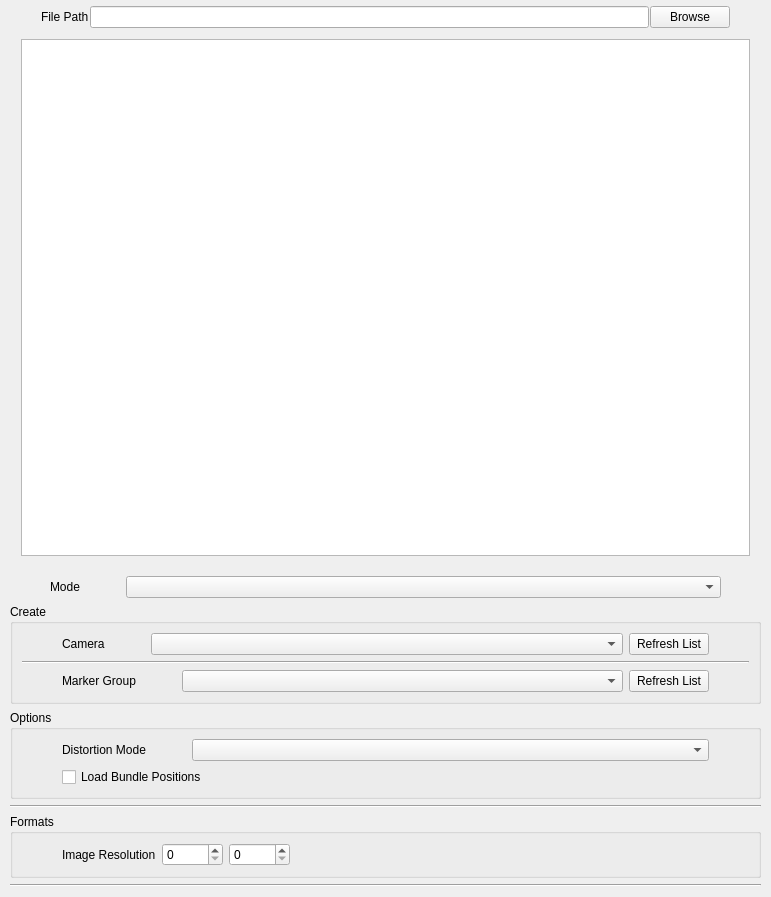
Before: the Qt Designer form python/mmSolver/tools/loadmarker/ui/loadmarker_layout.ui in david-cattermole/mayaMatchMoveSolver, drawn with Qt 5.
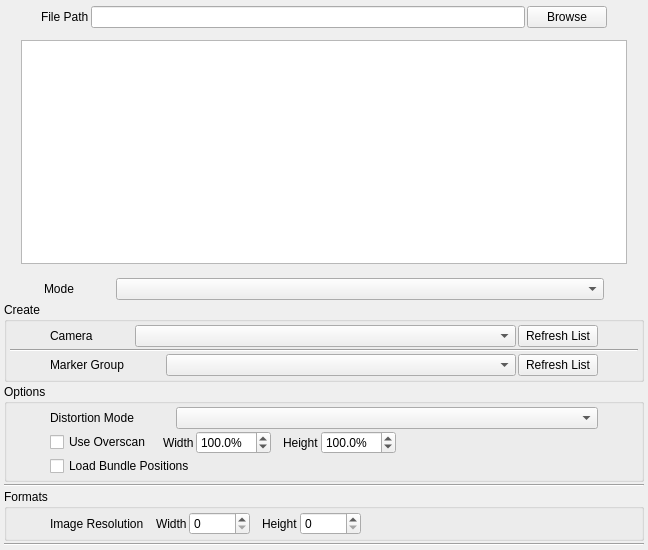
After: the same form once the commit is applied.

Commit message: Added calculation of overscan to Load Marker UI. Added support for UV Track format version 4.

```diff
--- a/python/mmSolver/tools/loadmarker/ui/loadmarker_layout.ui
+++ b/python/mmSolver/tools/loadmarker/ui/loadmarker_layout.ui
@@ -6,8 +6,8 @@
    <rect>
     <x>0</x>
     <y>0</y>
-    <width>771</width>
-    <height>897</height>
+    <width>648</width>
+    <height>550</height>
    </rect>
   </property>
   <property name="windowTitle">
@@ -22,6 +22,9 @@
    </property>
    <item>
     <layout class="QVBoxLayout" name="verticalLayout" stretch="0,0,0,0,0">
+     <property name="spacing">
+      <number>2</number>
+     </property>
      <item>
       <spacer name="verticalSpacer">
        <property name="orientation">
@@ -167,10 +170,19 @@
    <item>
     <layout class="QVBoxLayout" name="loadoptions_verticalLayout">
      <property name="spacing">
-      <number>6</number>
+      <number>2</number>
      </property>
-     <property name="margin">
-      <number>9</number>
+     <property name="leftMargin">
+      <number>3</number>
+     </property>
+     <property name="topMargin">
+      <number>3</number>
+     </property>
+     <property name="rightMargin">
+      <number>3</number>
+     </property>
+     <property name="bottomMargin">
+      <number>3</number>
      </property>
      <item>
       <layout class="QHBoxLayout" name="loadMode_horizontalLayout">
@@ -247,6 +259,21 @@
         <string>Create</string>
        </property>
        <layout class="QVBoxLayout" name="verticalLayout_2">
+        <property name="spacing">
+         <number>2</number>
+        </property>
+        <property name="leftMargin">
+         <number>3</number>
+        </property>
+        <property name="topMargin">
+         <number>3</number>
+        </property>
+        <property name="rightMargin">
+         <number>3</number>
+        </property>
+        <property name="bottomMargin">
+         <number>3</number>
+        </property>
         <item>
          <layout class="QHBoxLayout" name="camera_horizontalLayout">
           <item>
@@ -415,6 +442,21 @@
         <string>Options</string>
        </property>
        <layout class="QVBoxLayout" name="verticalLayout_5">
+        <property name="spacing">
+         <number>2</number>
+        </property>
+        <property name="leftMargin">
+         <number>3</number>
+        </property>
+        <property name="topMargin">
+         <number>3</number>
+        </property>
+        <property name="rightMargin">
+         <number>3</number>
+        </property>
+        <property name="bottomMargin">
+         <number>3</number>
+        </property>
         <item>
          <layout class="QHBoxLayout" name="distortionMode_horizontalLayout">
           <item>
@@ -484,6 +526,139 @@
           </item>
          </layout>
         </item>
+        <item>
+         <layout class="QHBoxLayout" name="overscan_horizontalLayout">
+          <item>
+           <spacer name="horizontalSpacer_21">
+            <property name="orientation">
+             <enum>Qt::Horizontal</enum>
+            </property>
+            <property name="sizeType">
+             <enum>QSizePolicy::Minimum</enum>
+            </property>
+            <property name="sizeHint" stdset="0">
+             <size>
+              <width>40</width>
+              <height>20</height>
+             </size>
+            </property>
+           </spacer>
+          </item>
+          <item>
+           <widget class="QCheckBox" name="overscan_checkBox">
+            <property name="text">
+             <string>Use Overscan</string>
+            </property>
+           </widget>
+          </item>
+          <item>
+           <spacer name="horizontalSpacer_25">
+            <property name="orientation">
+             <enum>Qt::Horizontal</enum>
+            </property>
+            <property name="sizeType">
+             <enum>QSizePolicy::Preferred</enum>
+            </property>
+            <property name="sizeHint" stdset="0">
+             <size>
+              <width>10</width>
+              <height>20</height>
+             </size>
+            </property>
+           </spacer>
+          </item>
+          <item>
+           <widget class="QLabel" name="overscanX_label">
+            <property name="text">
+             <string>Width</string>
+            </property>
+           </widget>
+          </item>
+          <item>
+           <widget class="QDoubleSpinBox" name="overscanX_doubleSpinBox">
+            <property name="suffix">
+             <string>%</string>
+            </property>
+            <property name="decimals">
+             <number>1</number>
+            </property>
+            <property name="minimum">
+             <double>1.000000000000000</double>
+            </property>
+            <property name="maximum">
+             <double>1000.000000000000000</double>
+            </property>
+            <property name="singleStep">
+             <double>5.000000000000000</double>
+            </property>
+            <property name="value">
+             <double>100.000000000000000</double>
+            </property>
+           </widget>
+          </item>
+          <item>
+           <spacer name="horizontalSpacer_20">
+            <property name="orientation">
+             <enum>Qt::Horizontal</enum>
+            </property>
+            <property name="sizeType">
+             <enum>QSizePolicy::Preferred</enum>
+            </property>
+            <property name="sizeHint" stdset="0">
+             <size>
+              <width>10</width>
+              <height>20</height>
+             </size>
+            </property>
+           </spacer>
+          </item>
+          <item>
+           <widget class="QLabel" name="overscanY_label">
+            <property name="text">
+             <string>Height</string>
+            </property>
+           </widget>
+          </item>
+          <item>
+           <widget class="QDoubleSpinBox" name="overscanY_doubleSpinBox">
+            <property name="suffix">
+             <string>%</string>
+            </property>
+            <property name="decimals">
+             <number>1</number>
+            </property>
+            <property name="minimum">
+             <double>1.000000000000000</double>
+            </property>
+            <property name="maximum">
+             <double>1000.000000000000000</double>
+            </property>
+            <property name="singleStep">
+             <double>5.000000000000000</double>
+            </property>
+            <property name="value">
+             <double>100.000000000000000</double>
+            </property>
+           </widget>
+          </item>
+          <item>
+           <spacer name="horizontalSpacer_22">
+            <property name="orientation">
+             <enum>Qt::Horizontal</enum>
+            </property>
+            <property name="sizeType">
+             <enum>QSizePolicy::Expanding</enum>
+            </property>
+            <property name="sizeHint" stdset="0">
+             <size>
+              <width>40</width>
+              <height>20</height>
+             </size>
+            </property>
+           </spacer>
+          </item>
+         </layout>
+        </item>
         <item>
          <layout class="QHBoxLayout" name="loadBndPositions_horizontalLayout">
           <item>
@@ -543,6 +718,21 @@
         <string>Formats</string>
        </property>
        <layout class="QVBoxLayout" name="verticalLayout_3">
+        <property name="spacing">
+         <number>2</number>
+        </property>
+        <property name="leftMargin">
+         <number>3</number>
+        </property>
+        <property name="topMargin">
+         <number>3</number>
+        </property>
+        <property name="rightMargin">
+         <number>3</number>
+        </property>
+        <property name="bottomMargin">
+         <number>3</number>
+        </property>
         <item>
          <layout class="QHBoxLayout" name="imageRes_horizontalLayout">
           <item>
@@ -562,12 +752,35 @@
            </spacer>
           </item>
           <item>
-           <widget class="QLabel" name="imageResWidth_label">
+           <widget class="QLabel" name="imageRes_label">
             <property name="text">
              <string>Image Resolution</string>
             </property>
            </widget>
           </item>
+          <item>
+           <spacer name="horizontalSpacer_26">
+            <property name="orientation">
+             <enum>Qt::Horizontal</enum>
+            </property>
+            <property name="sizeType">
+             <enum>QSizePolicy::Preferred</enum>
+            </property>
+            <property name="sizeHint" stdset="0">
+             <size>
+              <width>10</width>
+              <height>20</height>
+             </size>
+            </property>
+           </spacer>
+          </item>
+          <item>
+           <widget class="QLabel" name="imageResWidth_label">
+            <property name="text">
+             <string>Width</string>
+            </property>
+           </widget>
+          </item>
           <item>
            <widget class="QSpinBox" name="imageResWidth_spinBox">
             <property name="maximum">
@@ -575,6 +788,29 @@
             </property>
            </widget>
           </item>
+          <item>
+           <spacer name="horizontalSpacer_19">
+            <property name="orientation">
+             <enum>Qt::Horizontal</enum>
+            </property>
+            <property name="sizeType">
+             <enum>QSizePolicy::Preferred</enum>
+            </property>
+            <property name="sizeHint" stdset="0">
+             <size>
+              <width>10</width>
+              <height>20</height>
+             </size>
+            </property>
+           </spacer>
+          </item>
+          <item>
+           <widget class="QLabel" name="imageResHeight_label">
+            <property name="text">
+             <string>Height</string>
+            </property>
+           </widget>
+          </item>
           <item>
            <widget class="QSpinBox" name="imageResHeight_spinBox">
             <property name="maximum">
```
Left out of the diff: 11 changed lines with no effect on the pictures. The commit also changes 6 other files.
